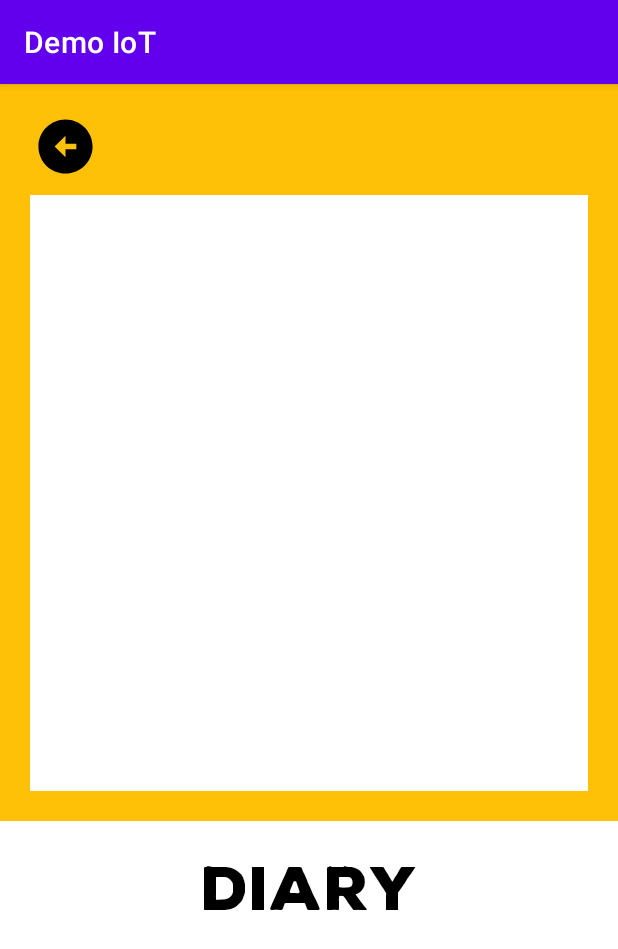
After one commit to ngynmhieu/Lab_iot, an Android app: the DiaryActivity screen opened directly, with no data from a screen before it, on a phone screen of 412 x 824 dp. The commit adds this screen. Shown: the top 949 px of the screen. Run offline under Robolectric (Android 15) with nearby library versions, the phone set to English and light mode, and no system bars; libraries missing offline, so code that uses them is left out: com.github.mikephil.charting; 4 statements that could not run were skipped.

Commit message:
Finished cambient + nutnhan/ Unfinished diary

```diff
--- a/DemoIoT/app/build.gradle
+++ b/DemoIoT/app/build.gradle
@@ -28,6 +28,8 @@ android {
     namespace 'bku.iot.demoiot'
 }
 
+
+
 dependencies {
 
     implementation 'androidx.appcompat:appcompat:1.2.0'
@@ -39,4 +41,5 @@ dependencies {
     implementation 'org.eclipse.paho:org.eclipse.paho.client.mqttv3:1.1.0'
     implementation 'org.eclipse.paho:org.eclipse.paho.android.service:1.1.1'
     implementation 'com.github.angads25:toggle:1.1.0'
+    implementation 'com.github.PhilJay:MPAndroidChart:v3.1.0'
 }
--- a/DemoIoT/app/src/main/AndroidManifest.xml
+++ b/DemoIoT/app/src/main/AndroidManifest.xml
@@ -28,6 +28,11 @@
             android:name=".MainActivity"
             android:exported="true">
         </activity>
+        <activity android:name=".LightActivity" />
+        <activity android:name=".TempActivity" />
+        <activity android:name=".HumidActivity" />
+        <activity android:name=".DiaryActivity" />
+
         <service android:name="org.eclipse.paho.android.service.MqttService"/>
     </application>
 
--- /dev/null
+++ b/DemoIoT/app/src/main/java/bku/iot/demoiot/DiaryActivity.java
@@ -0,0 +1,50 @@
+package bku.iot.demoiot;
+
+import android.os.Bundle;
+import android.util.Log;
+import android.view.View;
+import android.widget.EditText;
+import android.widget.Button;
+import android.content.Intent;
+import android.widget.ImageView;
+import android.widget.TextView;
+
+import androidx.appcompat.app.AppCompatActivity;
+import androidx.recyclerview.widget.LinearLayoutManager;
+import androidx.recyclerview.widget.RecyclerView;
+
+import com.github.mikephil.charting.charts.LineChart;
+import com.github.mikephil.charting.data.Entry;
+import com.github.mikephil.charting.data.LineData;
+import com.github.mikephil.charting.data.LineDataSet;
+
+import java.util.ArrayList;
+import java.util.List;
+import androidx.recyclerview.widget.LinearLayoutManager;
+import androidx.recyclerview.widget.RecyclerView;
+
+public class DiaryActivity extends AppCompatActivity{
+
+    private TextView DiaryTable;
+    String [] DiaryList;
+    String [] DiaryTimeList;
+
+    @Override
+    protected void onCreate(Bundle savedInstanceState) {
+        super.onCreate(savedInstanceState);
+        setContentView(R.layout.diary_activity);
+        DiaryList = getIntent().getStringArrayExtra("DiaryList");
+        DiaryTimeList = getIntent().getStringArrayExtra("DiaryTimeList");
+
+        List<DiaryEntry> entries = new ArrayList<>();
+        for (int i = 0; i < DiaryList.length; i++) {
+            entries.add(new DiaryEntry(DiaryTimeList[i], DiaryList[i]));
+        }
+
+        RecyclerView diaryRecyclerView = findViewById(R.id.diaryRecyclerView);
+        diaryRecyclerView.setLayoutManager(new LinearLayoutManager(this));
+        DiaryEntryAdapter adapter = new DiaryEntryAdapter(entries);
+        diaryRecyclerView.setAdapter(adapter);
+    }
+
+}
--- a/DemoIoT/app/src/main/java/bku/iot/demoiot/MQTTHelper.java
+++ b/DemoIoT/app/src/main/java/bku/iot/demoiot/MQTTHelper.java
@@ -20,7 +20,7 @@ public class MQTTHelper {
 
     public final String[] arrayTopics = {"/feeds/cambien1", "/feeds/cambien2","/feeds/cambien3", "/feeds/nutnhan1", "/feeds/nutnhan2"};
 
-    final String clientId = "12345678";
+    final String clientId = "110903";
     String username;
     String key;
 
--- /dev/null
+++ b/DemoIoT/app/src/main/res/drawable/baseline_arrow_circle_left_24.xml
@@ -0,0 +1,5 @@
+<vector xmlns:android="http://schemas.android.com/apk/res/android" android:height="24dp" android:tint="#000000" android:viewportHeight="24" android:viewportWidth="24" android:width="24dp">
+
+    <path android:fillColor="@android:color/white" android:pathData="M2,12c0,5.52 4.48,10 10,10s10,-4.48 10,-10c0,-5.52 -4.48,-10 -10,-10C6.48,2 2,6.48 2,12zM12,11l4,0v2l-4,0l0,3l-4,-4l4,-4L12,11z"/>
+
+</vector>
--- a/DemoIoT/app/src/main/res/layout/activity_main.xml
+++ b/DemoIoT/app/src/main/res/layout/activity_main.xml
@@ -72,6 +72,7 @@
             app:cardCornerRadius = "20dp">
 
             <RelativeLayout
+                android:id = "@+id/TempCard"
                 android:layout_width="match_parent"
                 android:layout_height="match_parent"
                 android:background="#FFC107">
@@ -110,6 +111,7 @@
             app:cardCornerRadius = "20dp">
 
             <RelativeLayout
+                android:id = "@+id/LightCard"
                 android:layout_width="match_parent"
                 android:layout_height="match_parent"
                 android:background="#FFC107">
@@ -155,6 +157,7 @@
             app:cardCornerRadius = "20dp">
 
             <RelativeLayout
+                android:id = "@+id/HumidCard"
                 android:layout_width="match_parent"
                 android:layout_height="match_parent"
                 android:background="#FFC107">
@@ -193,6 +196,7 @@
             app:cardCornerRadius = "20dp">
 
             <RelativeLayout
+                android:id = "@+id/DiaryCard"
                 android:layout_width="match_parent"
                 android:layout_height="match_parent"
                 android:background="#FFC107">
--- /dev/null
+++ b/DemoIoT/app/src/main/res/layout/diary_activity.xml
@@ -0,0 +1,66 @@
+<?xml version="1.0" encoding="utf-8"?>
+<LinearLayout xmlns:android="http://schemas.android.com/apk/res/android"
+    xmlns:app="http://schemas.android.com/apk/res-auto"
+    xmlns:tools="http://schemas.android.com/tools"
+    android:layout_width="match_parent"
+    android:layout_height="match_parent"
+    tools:context=".MainActivity"
+    android:orientation="vertical">
+
+    <LinearLayout
+        android:layout_width="match_parent"
+        android:layout_height="491dp"
+        android:background="#FFC107"
+        android:orientation="vertical"
+        android:padding="20dp">
+
+
+        <ImageView
+            android:id="@+id/DiaryBack"
+            android:layout_width="47dp"
+            android:layout_height="92dp"
+            android:layout_gravity="start"
+            android:layout_marginBottom="5dp"
+            android:layout_weight="1"
+            android:src="@drawable/baseline_arrow_circle_left_24" />
+
+
+        <LinearLayout xmlns:android="http://schemas.android.com/apk/res/android"
+            android:layout_width="match_parent"
+            android:layout_height="match_parent"
+            android:layout_marginTop="5dp"
+            android:layout_weight="1"
+            android:background="@color/white"
+            android:padding="10dp"
+            android:orientation="horizontal">
+
+            <TextView
+                android:id="@+id/diary_time"
+                android:layout_width="0dp"
+                android:layout_height="wrap_content"
+                android:layout_weight="2"
+                android:textSize="20dp"/>
+
+            <TextView
+                android:id="@+id/diary_action"
+                android:layout_width="0dp"
+                android:layout_height="wrap_content"
+                android:layout_weight="3"
+                android:textSize="20dp"/>
+
+        </LinearLayout>
+    </LinearLayout>
+
+
+    <TextView
+        android:layout_width="match_parent"
+        android:layout_height="wrap_content"
+        android:layout_marginTop="10dp"
+        android:layout_marginBottom="40dp"
+        android:fontFamily="@font/font1"
+        android:gravity="center"
+        android:text="Diary"
+        android:textColor="@color/black"
+        android:textSize="40sp" />
+
+</LinearLayout>
--- a/DemoIoT/settings.gradle
+++ b/DemoIoT/settings.gradle
@@ -6,6 +6,7 @@ dependencyResolutionManagement {
         maven{
             url "https://repo.eclipse.org/content/repositories/paho-snapshots/"
         }
+        maven { url 'https://jitpack.io' }
         jcenter() // Warning: this repository is going to shut down soon
     }
 }
```
Also changed, not shown: DemoIoT/app/src/main/java/bku/iot/demoiot/DiaryEntry.java (added, +19 -0 lines), DemoIoT/app/src/main/java/bku/iot/demoiot/DiaryEntryAdapter.java (added, +49 -0 lines), DemoIoT/app/src/main/java/bku/iot/demoiot/HumidActivity.java (added, +60 -0 lines), DemoIoT/app/src/main/java/bku/iot/demoiot/LightActivity.java (added, +60 -0 lines), DemoIoT/app/src/main/java/bku/iot/demoiot/MainActivity.java (+108 -5 lines), DemoIoT/app/src/main/java/bku/iot/demoiot/TempActivity.java (added, +60 -0 lines), DemoIoT/app/src/main/res/layout/humid_activity.xml (added, +50 -0 lines), DemoIoT/app/src/main/res/layout/light_activity.xml (added, +50 -0 lines), DemoIoT/app/src/main/res/layout/temp_activity.xml (added, +50 -0 lines).
